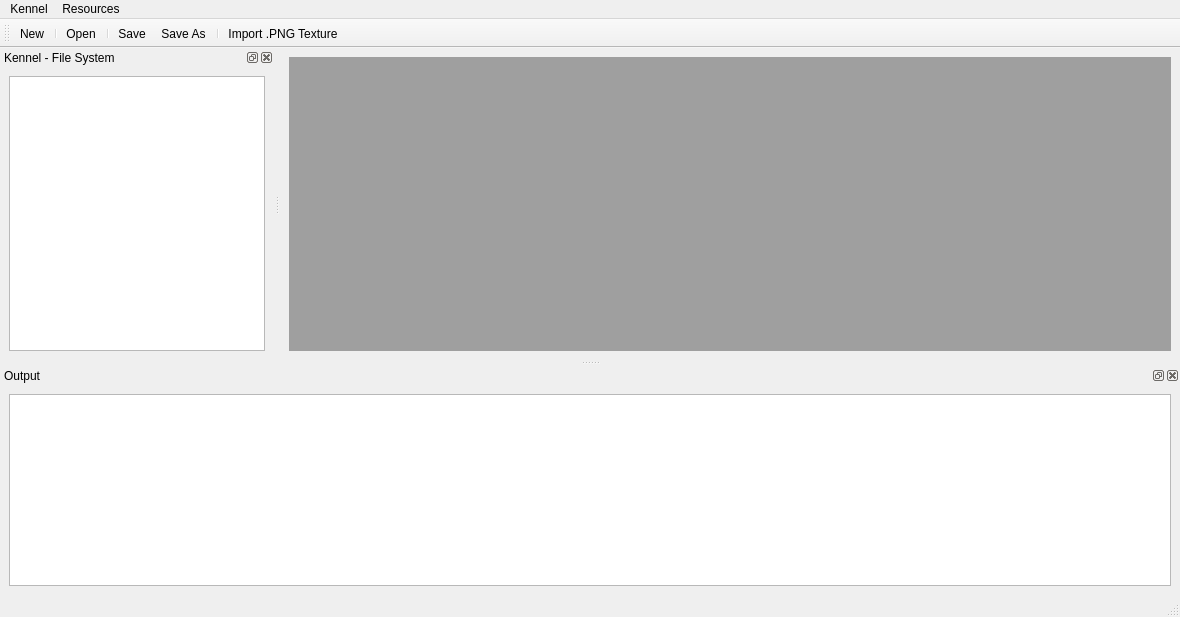
Before: the Qt Designer form kennel/ui/main.ui in catid/Splane, drawn with Qt 5.
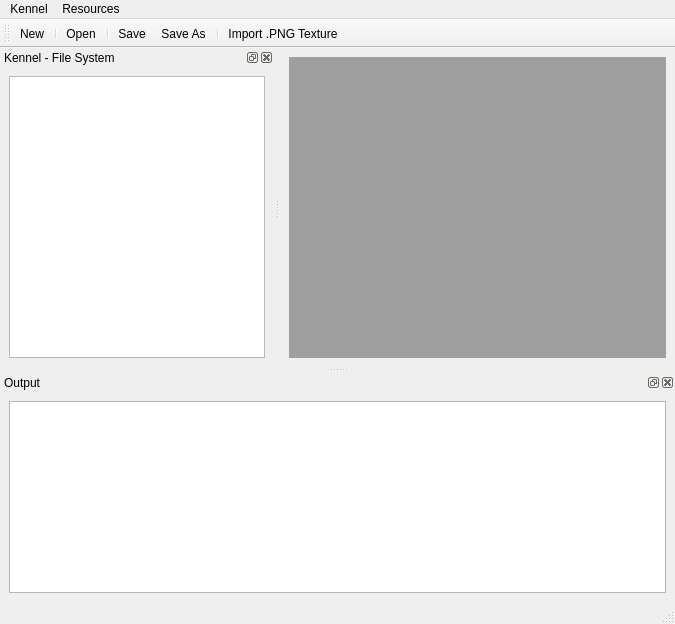
After: the same form once the commit is applied. Icons and pictures are not drawn.

```diff
--- a/kennel/ui/main.ui
+++ b/kennel/ui/main.ui
@@ -6,8 +6,8 @@
    <rect>
     <x>0</x>
     <y>0</y>
-    <width>1180</width>
-    <height>617</height>
+    <width>675</width>
+    <height>624</height>
    </rect>
   </property>
   <property name="acceptDrops">
@@ -132,7 +132,7 @@
     <rect>
      <x>0</x>
      <y>0</y>
-     <width>1180</width>
+     <width>675</width>
      <height>21</height>
     </rect>
    </property>
```
Left out of the diff: 12 changed lines with no effect on the pictures.
